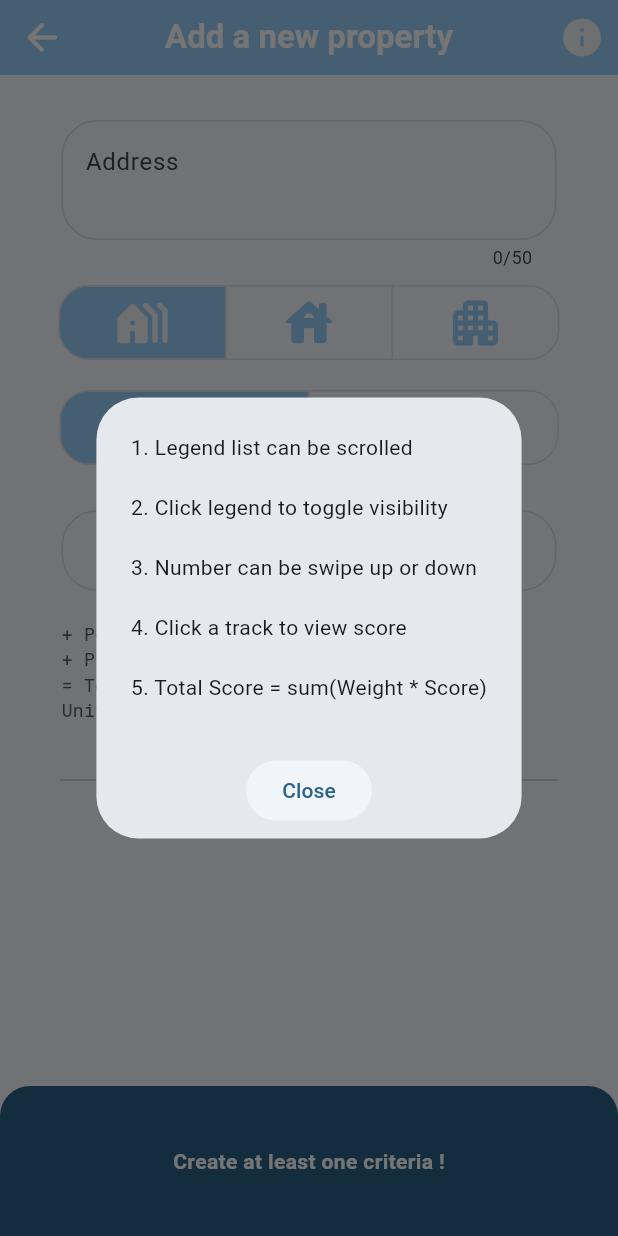
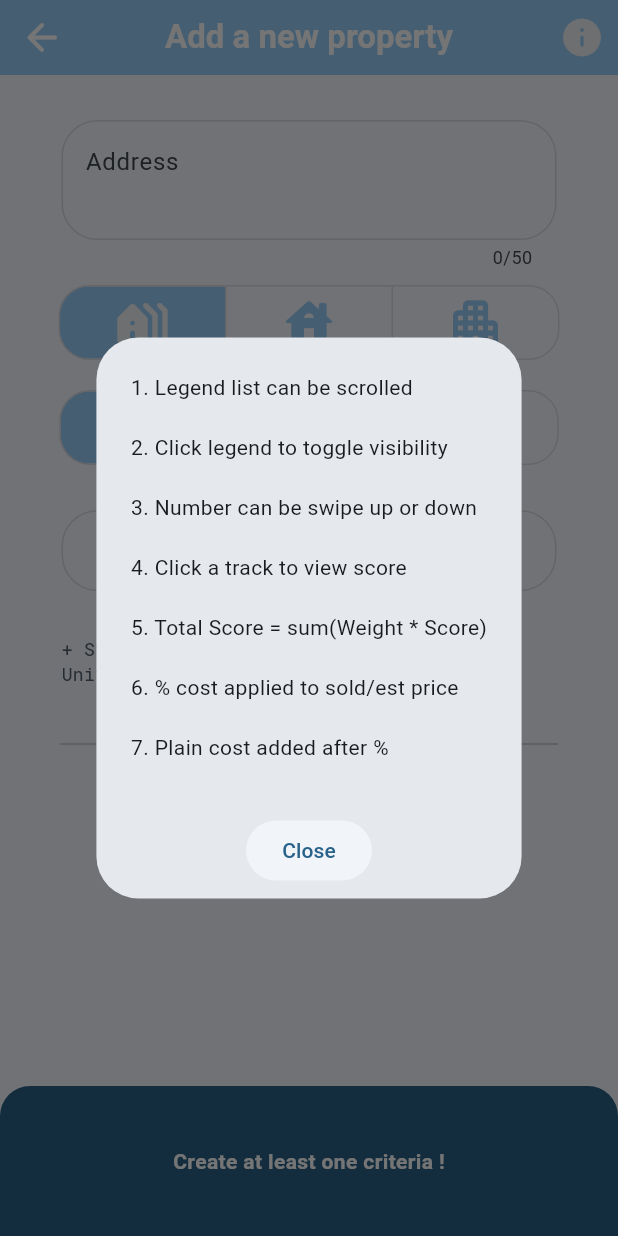
Before and after one commit to jackytsheng/house-value-evaluator, a Flutter app: the PropertyRoute screen opened directly with empty values, after a tap on the "info" icon, on a phone screen of 412 x 824 dp. Run offline on Flutter 3.47's test engine with Material 2 defaults, Android fonts, the phone set to English and light mode, and no system bars; our stand-ins replace easy_debounce, flutter_slidable, numberpicker, syncfusion_flutter_charts.

Commit message:
added score system

```diff
--- a/lib/main.dart
+++ b/lib/main.dart
@@ -316,14 +316,6 @@ class _HomeEvaluatorApp extends State<HomeEvaluatorApp> {
     });
   }
 
-  Map<CostType, double> _getAdditionalCostByType() {
-    var initialMap = {CostType.plain: 0.0, CostType.percentage: 0.0};
-    for (var item in costItemsMap.values) {
-      initialMap[item.costType] = initialMap[item.costType]! + item.amount;
-    }
-    return initialMap;
-  }
-
   // Main Route
   void changeThemeColor(Color color) {
     setState(() {
@@ -363,7 +355,6 @@ class _HomeEvaluatorApp extends State<HomeEvaluatorApp> {
 
   @override
   Widget build(BuildContext context) {
-    var additionalCostMap = _getAdditionalCostByType();
     return MaterialApp(
       debugShowCheckedModeBanner: false,
       title: 'Property Evaluator',
@@ -389,8 +380,7 @@ class _HomeEvaluatorApp extends State<HomeEvaluatorApp> {
             addNote: addNoteToCriteria,
             setNoteHeader: setNoteHeaderToCriteria,
             setNoteBody: setNoteExpandedValueToCriteria,
-            percentageCost: additionalCostMap[CostType.percentage] ?? 0,
-            plainCost: additionalCostMap[CostType.plain] ?? 0),
+            costItemsMap: costItemsMap),
         CRITERIA_ROUTE: (context) => CriteriaRoute(
               toggleExpand: (criteriaId, noteId, isExpanded) {
                 toggleNoteExpandStatusFromCriteria(
--- a/lib/route/additional_cost_route.dart
+++ b/lib/route/additional_cost_route.dart
@@ -30,13 +30,11 @@ class AdditionalCostRoute extends StatelessWidget {
               helpMessage: """
 1. Swipe left to delete cost
 
-2. Percentage applied to the total price
+2. % cost applied to sold/est price
 
-3. Other cost is subtracted at the end
+3. Plain cost added after %
 
-4. Cost does not accept decimal
-
-5. These apply to all properties
+4. Cost apply to all properties
         """,
             ),
             body: SingleChildScrollView(
--- a/lib/route/property_route.dart
+++ b/lib/route/property_route.dart
@@ -1,8 +1,10 @@
 import 'package:flutter/material.dart';
 import 'package:flutter/services.dart';
+import 'package:property_evaluator/components/cost_item.dart';
 import 'package:property_evaluator/components/criteria_item.dart';
 import 'package:property_evaluator/components/radial_score.dart';
 import 'package:property_evaluator/components/themed_app_bar.dart';
+import 'package:property_evaluator/model/addition_cost.dart';
 import 'package:property_evaluator/model/criteria.dart';
 import 'package:property_evaluator/model/property.dart';
 import 'package:property_evaluator/utils/currency_formatter.dart';
@@ -19,8 +21,8 @@ class PropertyRouteArguments {
 }
 
 class PropertyRoute extends StatelessWidget {
-  const PropertyRoute({
-    super.key,
+  const PropertyRoute(
+      {super.key,
       required this.setAddress,
       required this.setType,
       required this.setPrice,
@@ -30,9 +32,7 @@ class PropertyRoute extends StatelessWidget {
       required this.setNoteHeader,
       required this.setNoteBody,
       required this.deleteNote,
-    required this.percentageCost,
-    required this.plainCost,
-  });
+      required this.costItemsMap});
 
   final Function(String propertyId, String address) setAddress;
   final Function(String propertyId, PropertyType propertyType) setType;
@@ -48,8 +48,7 @@ class PropertyRoute extends StatelessWidget {
       Map<String, CriteriaItemEntity> criteriaMap) setNoteBody;
   final Function(String criteriaId, int noteIndex, String headerValue,
       Map<String, CriteriaItemEntity> criteriaMap) setNoteHeader;
-  final double plainCost;
-  final double percentageCost;
+  final Map<String, AdditionalCostEntity> costItemsMap;
 
   @override
   Widget build(BuildContext context) {
@@ -62,9 +61,30 @@ class PropertyRoute extends StatelessWidget {
 
     double totalScore = assessments.fold(
         0, (acc, assessment) => acc + assessment.score * assessment.weighting);
-    double totalCost =
-        args.propertyEntity.price.amount * (1 + (percentageCost / 100)) +
-            plainCost;
+
+    Map<CostType, List<AdditionalCostEntity>> getAdditionalCostByType() {
+      var costMap = {
+        CostType.plain: <AdditionalCostEntity>[],
+        CostType.percentage: <AdditionalCostEntity>[]
+      };
+      for (var item in costItemsMap.values) {
+        costMap[item.costType]?.add(item);
+      }
+      return costMap;
+    }
+
+    var costMap = getAdditionalCostByType();
+
+    double totalPercentageCost = (1 +
+            (costMap[CostType.percentage]!.fold(
+                    0.0,
+                    (previousValue, costItem) =>
+                        costItem.amount + previousValue) /
+                100)) *
+        args.propertyEntity.price.amount;
+    double totalPlainCost = costMap[CostType.plain]!.fold(
+        0.0, (previousValue, costItem) => costItem.amount + previousValue);
+    double totalCost = totalPlainCost + totalPercentageCost;
 
     return GestureDetector(
         onTap: () => FocusManager.instance.primaryFocus?.unfocus(),
@@ -83,6 +103,10 @@ class PropertyRoute extends StatelessWidget {
 4. Click a track to view score
 
 5. Total Score = sum(Weight * Score)
+
+6. % cost applied to sold/est price
+
+7. Plain cost added after %
             """,
           ),
           body: SingleChildScrollView(
@@ -199,55 +223,44 @@ class PropertyRoute extends StatelessWidget {
                         borderSide: const BorderSide(color: Colors.black12),
                       )),
                 )),
+            const SizedBox(height: 10),
             SizedBox(
                 width: WIDGET_INNER_WIDTH,
-                child: Column(children: [
-                  Row(
-                    children: <Widget>[
-                      Text(
-                          "+ Percentage Cost: ${convertedToMoneyFormat(percentageCost * args.propertyEntity.price.amount / 100, decimal: 2)} AUD",
+                child: Column(
+                    crossAxisAlignment: CrossAxisAlignment.start,
+                    children: [
+                      ...costMap[CostType.percentage]!.map((costItem) => Text(
+                          "+ ${costItem.costName} : ${convertedToMoneyFormat(costItem.amount * args.propertyEntity.price.amount / 100, decimal: 2)} AUD",
+                          style: TextStyle(
+                            fontSize: 12,
+                            color: Theme.of(context).colorScheme.secondary,
+                            fontFamily: "RobotoMono",
+                          ))),
+                      ...costMap[CostType.plain]!.map((costItem) => Text(
+                          "+ ${costItem.costName}: ${convertedToMoneyFormat(costItem.amount)} AUD",
+                          style: TextStyle(
+                            fontSize: 12,
+                            color: Theme.of(context).colorScheme.secondary,
+                            fontFamily: "RobotoMono",
+                          ))),
+                      totalCost > 0
+                          ? Text(
+                              "= Total Cost : ${convertedToMoneyFormat(totalCost)} AUD",
                               style: TextStyle(
                                 fontSize: 12,
                                 color: Theme.of(context).colorScheme.secondary,
                                 fontFamily: "RobotoMono",
                               ))
-                    ],
-                  ),
-                  Row(
-                    children: <Widget>[
-                      Text(
-                          "+ Plain Cost: ${convertedToMoneyFormat(plainCost)} AUD",
-                          style: TextStyle(
-                            fontSize: 12,
-                            color: Theme.of(context).colorScheme.secondary,
-                            fontFamily: "RobotoMono",
-                          ))
-                    ],
-                  ),
-                  Row(
-                    children: <Widget>[
-                      Text(
-                          "= Total Cost: ${convertedToMoneyFormat(totalCost)} AUD",
-                          style: TextStyle(
-                            fontSize: 12,
-                            color: Theme.of(context).colorScheme.secondary,
-                            fontFamily: "RobotoMono",
-                          ))
-                    ],
-                  ),
-                  Row(
-                    children: <Widget>[
+                          : const SizedBox(),
                       Text(
                           totalScore > 0
-                              ? "Unit Price: ${convertedToMoneyFormat(totalCost / totalScore)} AUD / Score"
+                              ? "Total Cost Unit Price : ${convertedToMoneyFormat(totalCost / totalScore)} AUD/pt"
                               : "Unit Price Not Available For Zero Score",
                           style: TextStyle(
                             fontSize: 12,
                             color: Theme.of(context).colorScheme.secondary,
                             fontFamily: "RobotoMono",
                           ))
-                    ],
-                  )
                     ])),
             const SizedBox(height: COLUMN_GAP),
             const Divider(
```
Also changed, not shown: 1 other file. Lines whose indentation alone changed are shown as unchanged.
